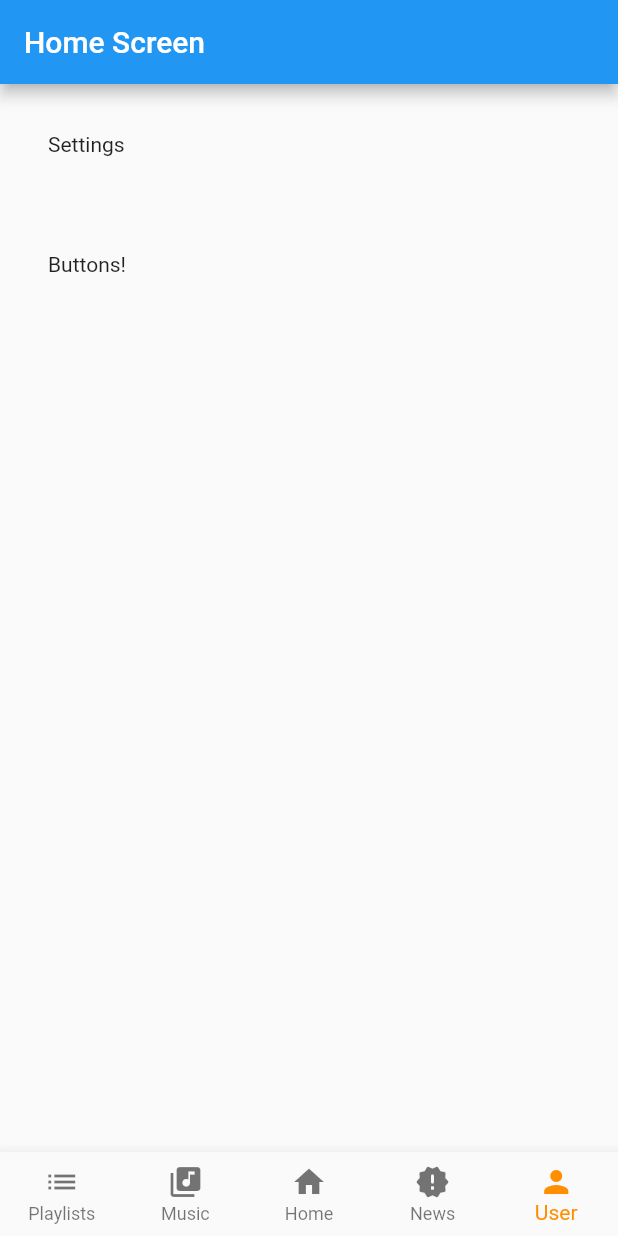
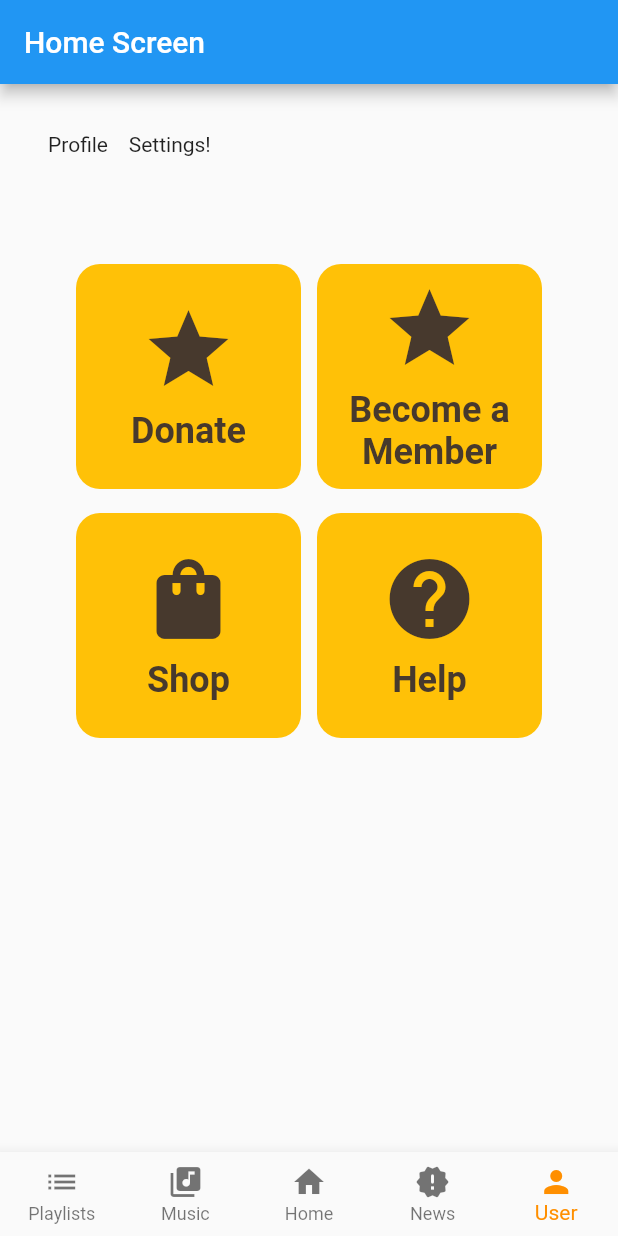
Before and after one commit to JForden/Multi_Media, a Flutter app: the screen it shows after launch, item 5 of the bottom bar chosen, on a phone screen of 412 x 824 dp. Run offline on Flutter 3.47's test engine with Material 2 defaults, Android fonts, the phone set to English and light mode, and no system bars; network calls fail.

Commit message:
Profile page updates

```diff
--- a/multimedia/lib/profile.dart
+++ b/multimedia/lib/profile.dart
@@ -8,22 +8,70 @@ class ProfilePage extends StatefulWidget {
 class _ProfilePageState extends State<ProfilePage> {
   @override
   Widget build(BuildContext context) {
+    Container _buildBigButton(Color color, IconData icon, String text) {
+      return Container(
+          width: 150,
+          height: 150,
+          decoration: BoxDecoration(
+              color: Colors.amber, borderRadius: BorderRadius.circular(16)),
+          padding: EdgeInsets.all(0),
+          child: Column(
+            mainAxisSize: MainAxisSize.min,
+            mainAxisAlignment: MainAxisAlignment.center,
+            children: [
+              Icon(icon, color: color, size: 64),
+              Container(
+                constraints: BoxConstraints(minWidth: 110, maxWidth: 110),
+                margin: const EdgeInsets.only(top: 8),
+                child: Text(
+                  text,
+                  textAlign: TextAlign.center,
+                  style: TextStyle(
+                    fontSize: 24,
+                    fontWeight: FontWeight.bold,
+                    color: color,
+                  ),
+                  softWrap: true,
+                ),
+              )
+            ],
+          ));
+    }
+
+    Padding _buildBigRows(Container button1, Container button2) {
+      return Padding(
+          padding: EdgeInsets.all(8),
+          child: Row(
+            mainAxisAlignment: MainAxisAlignment.spaceEvenly,
+            crossAxisAlignment: CrossAxisAlignment.center,
+            children: [
+              button1,
+              button2,
+            ],
+          ));
+    }
+
     Color color = Color.fromARGB(255, 71, 57, 45);
 
     Widget topBar = const Padding(
       padding: EdgeInsets.all(32),
       child: Text(
-        'Settings',
+        'Profile    Settings!',
         softWrap: true,
       ),
     );
-    Widget bigButtons = const Padding(
-      padding: EdgeInsets.all(32),
-      child: Text(
-        'Buttons!',
-        softWrap: true,
-      ),
-    );
+
+    Widget bigButtons = Padding(
+        padding: EdgeInsets.all(32),
+        child: Column(
+          mainAxisAlignment: MainAxisAlignment.spaceEvenly,
+          children: [
+            _buildBigRows(_buildBigButton(color, Icons.star, 'Donate'),
+                _buildBigButton(color, Icons.star, 'Become a Member')),
+            _buildBigRows(_buildBigButton(color, Icons.shopping_bag, 'Shop'),
+                _buildBigButton(color, Icons.help, 'Help')),
+          ],
+        ));
 
     return Scaffold(
       body: ListView(
```
